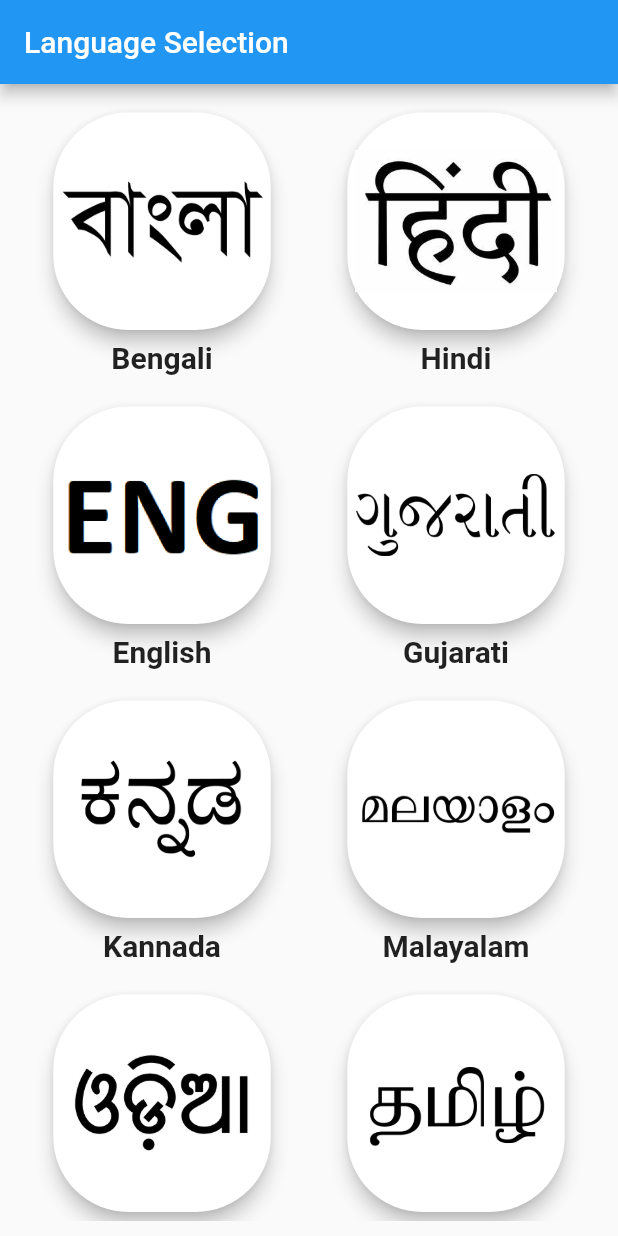
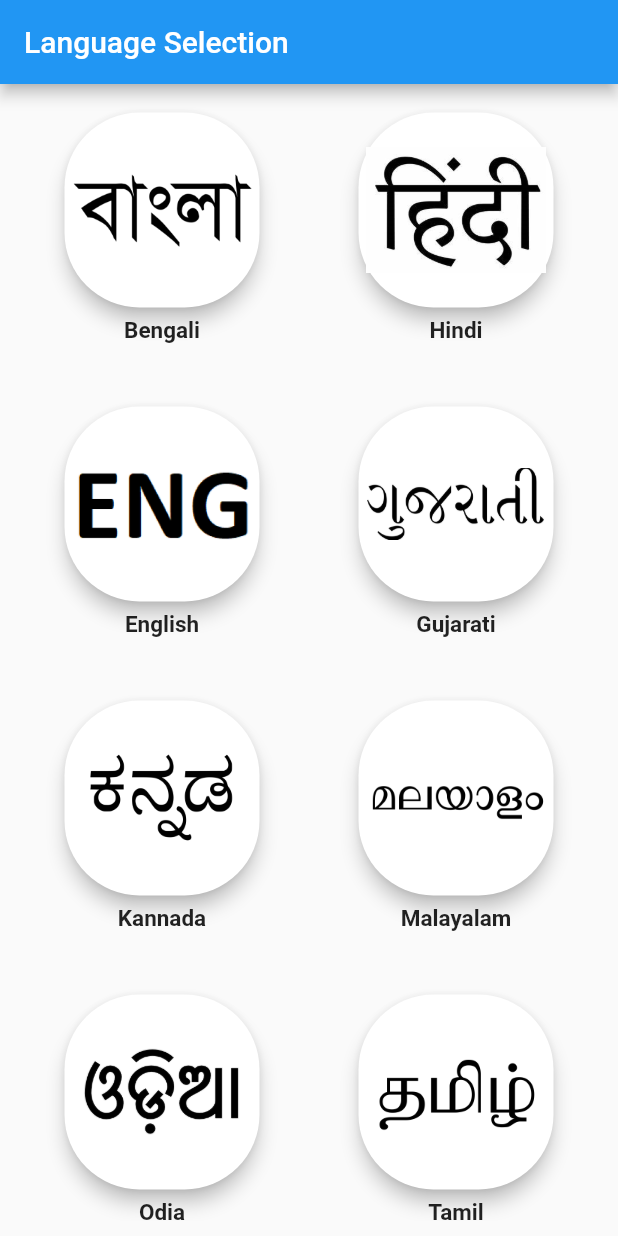
Before and after one commit to koundinyalanka1/stotramitra, a Flutter app: the screen it shows after launch, on a phone screen of 412 x 824 dp. Run offline on Flutter 3.47's test engine with Material 2 defaults, Android fonts, the light colour scheme and no system bars; our stand-ins replace shared_preferences.

```diff
--- a/lib/Langselectionpage.dart
+++ b/lib/Langselectionpage.dart
@@ -75,21 +75,21 @@ class _MyHomePageState extends State<MyHomePage> {
                                 padding: const EdgeInsets.all(5.0),
                                 child: Image.asset(
                                   menuList[position].icon,
-                                  height: 135,
-                                  width: 135,
+                                  height: 120,
+                                  width: 120,
 
                                 ),
                               ),
                             ),
                           ),
                           Padding(
-                            padding: const EdgeInsets.all(3.0),
+                            padding: const EdgeInsets.all(2.0),
                             child: Container(
                               alignment: Alignment.bottomCenter,
                               child: Text(
                                 menuList[position].title,
                                 textAlign: TextAlign.center,
-                                style: TextStyle(fontWeight: FontWeight.bold,fontSize: 20),
+                                style: TextStyle(fontWeight: FontWeight.bold,fontSize: 15),
 
                               ),
                             ),
```
